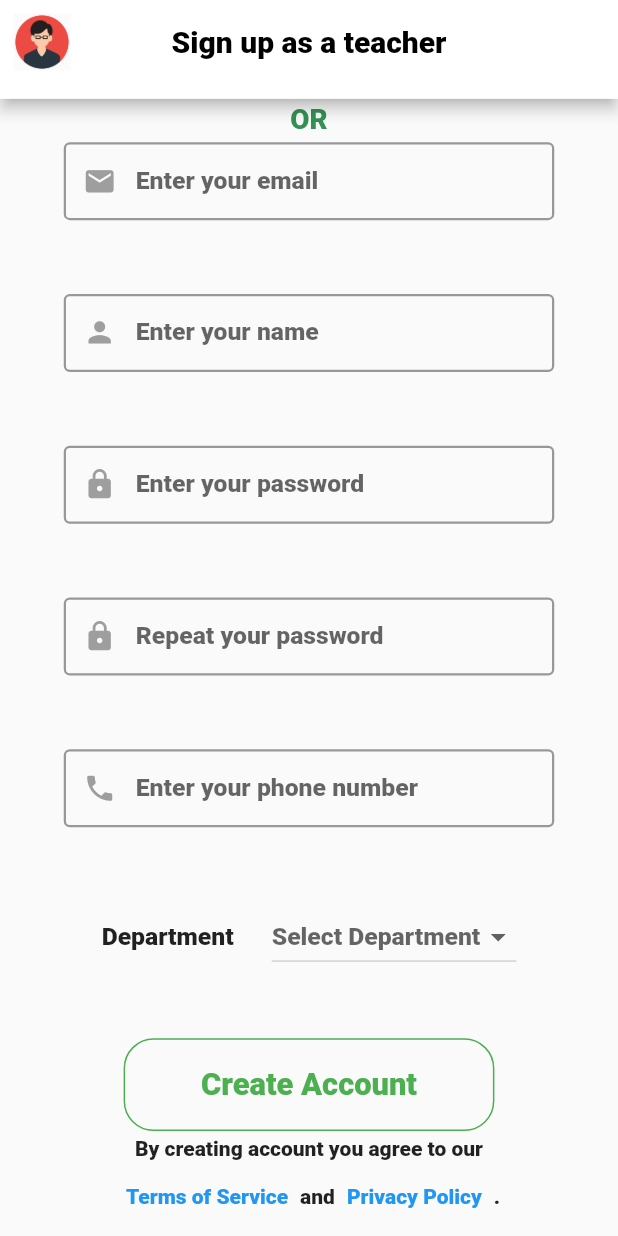
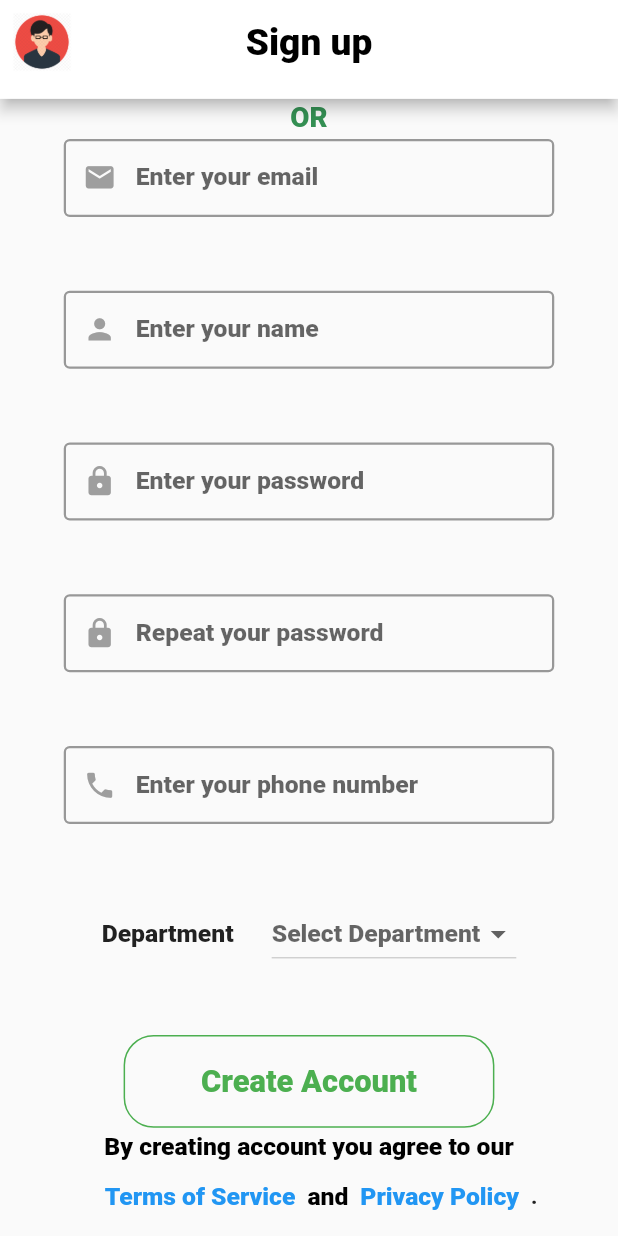
Before and after one commit to moinur-rahman/academi-portal, a Flutter app: the SignUpTeacher screen opened by its route, scrolled down 141 dp, on a phone screen of 412 x 824 dp. Run offline on Flutter 3.47's test engine with Material 2 defaults, Android fonts, the light colour scheme and no system bars; drawn by our look-alikes of carousel_slider; our stand-ins replace flutter_dotenv, graphql, image_picker, page_transition, shared_preferences; missing offline and left inert: dart:ffi; accounts and stored records are empty.

Commit message:
sign up student page responsive and app bar font responsive

```diff
--- a/lib/components/SignUpTeacher/terms_conditions_section.dart
+++ b/lib/components/SignUpTeacher/terms_conditions_section.dart
@@ -1,22 +1,53 @@
 import 'package:flutter/material.dart';
 
 class TermsConditionsSection extends StatelessWidget {
+  const TermsConditionsSection({super.key});
+
   @override
   Widget build(BuildContext context) {
+    double width = MediaQuery.of(context).size.width;
+    double height = MediaQuery.of(context).size.height;
     return SizedBox(
-      width: 260,
+      width: width * 0.7,
       child: Column(
         mainAxisAlignment: MainAxisAlignment.center,
         children: [
           Text(
             "By creating account you agree to our", // Terms of Service and Privacy Policy.
             textAlign: TextAlign.center,
+            style: TextStyle(
+              color: Colors.black,
+              fontSize: height * 0.02,
+            ),
           ),
           Row(
+            mainAxisAlignment: MainAxisAlignment.center,
             children: [
-              TextButton(onPressed: () {}, child: Text("Terms of Service")),
-              Text("and"),
-              TextButton(onPressed: () {}, child: Text("Privacy Policy")),
+              TextButton(
+                  onPressed: () {},
+                  child: Text(
+                    "Terms of Service",
+                    style: TextStyle(
+                      fontSize: height * 0.02,
+                      fontWeight: FontWeight.bold,
+                    ),
+                  )),
+              Text(
+                "and",
+                style: TextStyle(
+                  color: Colors.black,
+                  fontSize: height * 0.02,
+                ),
+              ),
+              TextButton(
+                  onPressed: () {},
+                  child: Text(
+                    "Privacy Policy",
+                    style: TextStyle(
+                      fontSize: height * 0.02,
+                      fontWeight: FontWeight.bold,
+                    ),
+                  )),
               Text("."),
             ],
           ),
--- a/lib/components/common/app_bar_widget.dart
+++ b/lib/components/common/app_bar_widget.dart
@@ -21,9 +21,10 @@ class AppBarWidget extends StatelessWidget implements PreferredSizeWidget {
       backgroundColor: AppColors.white,
       title: Text(
         title,
-        style: const TextStyle(
+        style: TextStyle(
           color: Colors.black,
           fontWeight: FontWeight.bold,
+          fontSize: height * 0.03,
         ),
       ),
       leading: IconButton(
--- a/lib/view/sign_up_student.dart
+++ b/lib/view/sign_up_student.dart
@@ -17,7 +17,7 @@ class SignUpStudent extends StatelessWidget {
     return Scaffold(
       resizeToAvoidBottomInset: false,
       appBar: AppBarWidget(
-        title: "Sign up as a student",
+        title: "Sign up",
         height: height,
       ),
       body: SingleChildScrollView(
--- a/lib/view/sign_up_teacher.dart
+++ b/lib/view/sign_up_teacher.dart
@@ -20,7 +20,7 @@ class SignUpTeacher extends StatelessWidget {
     return Scaffold(
       resizeToAvoidBottomInset: false,
       appBar: AppBarWidget(
-        title: "Sign up as a teacher",
+        title: "Sign up",
         height: height,
       ),
       body: SingleChildScrollView(
```
